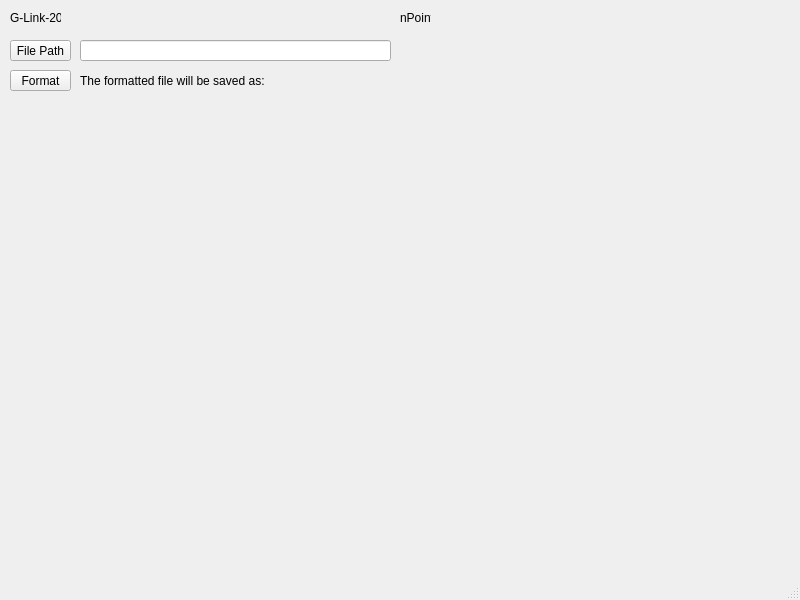
This is mainwindow.ui in wilsjame/accel-sensor-format as Qt 5 draws it before an edit. The edited form follows.
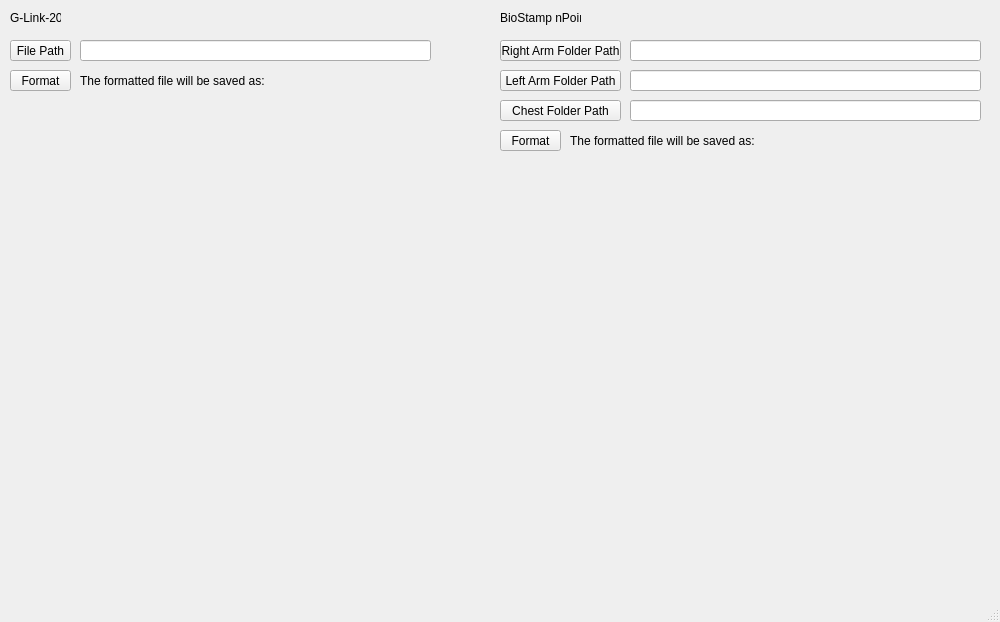
This is the edited form.

Commit message: biostamp: add ui widgets

The edit to the form file:
```diff
--- a/mainwindow.ui
+++ b/mainwindow.ui
@@ -6,8 +6,8 @@
    <rect>
     <x>0</x>
     <y>0</y>
-    <width>800</width>
-    <height>600</height>
+    <width>1000</width>
+    <height>622</height>
    </rect>
   </property>
   <property name="windowTitle">
@@ -30,14 +30,14 @@
    <widget class="QLabel" name="label_npoint_title">
     <property name="geometry">
      <rect>
-      <x>400</x>
+      <x>500</x>
       <y>10</y>
-      <width>31</width>
+      <width>81</width>
       <height>16</height>
      </rect>
     </property>
     <property name="text">
-     <string>nPoint</string>
+     <string>BioStamp nPoint</string>
     </property>
    </widget>
    <widget class="QPushButton" name="pushButton_glink_file_path">
@@ -58,7 +58,7 @@
      <rect>
       <x>80</x>
       <y>40</y>
-      <width>311</width>
+      <width>351</width>
       <height>21</height>
      </rect>
     </property>
@@ -89,6 +89,101 @@
      <string>The formatted file will be saved as:</string>
     </property>
    </widget>
+   <widget class="QPushButton" name="pushButton">
+    <property name="geometry">
+     <rect>
+      <x>500</x>
+      <y>40</y>
+      <width>121</width>
+      <height>21</height>
+     </rect>
+    </property>
+    <property name="text">
+     <string>Right Arm Folder Path</string>
+    </property>
+   </widget>
+   <widget class="QPushButton" name="pushButton_2">
+    <property name="geometry">
+     <rect>
+      <x>500</x>
+      <y>70</y>
+      <width>121</width>
+      <height>21</height>
+     </rect>
+    </property>
+    <property name="text">
+     <string>Left Arm Folder Path</string>
+    </property>
+   </widget>
+   <widget class="QPushButton" name="pushButton_3">
+    <property name="geometry">
+     <rect>
+      <x>500</x>
+      <y>100</y>
+      <width>121</width>
+      <height>21</height>
+     </rect>
+    </property>
+    <property name="text">
+     <string>Chest Folder Path</string>
+    </property>
+   </widget>
+   <widget class="QLineEdit" name="lineEdit">
+    <property name="geometry">
+     <rect>
+      <x>630</x>
+      <y>40</y>
+      <width>351</width>
+      <height>21</height>
+     </rect>
+    </property>
+   </widget>
+   <widget class="QLineEdit" name="lineEdit_2">
+    <property name="geometry">
+     <rect>
+      <x>630</x>
+      <y>70</y>
+      <width>351</width>
+      <height>21</height>
+     </rect>
+    </property>
+   </widget>
+   <widget class="QLineEdit" name="lineEdit_3">
+    <property name="geometry">
+     <rect>
+      <x>630</x>
+      <y>100</y>
+      <width>351</width>
+      <height>21</height>
+     </rect>
+    </property>
+   </widget>
+   <widget class="QPushButton" name="pushButton_4">
+    <property name="geometry">
+     <rect>
+      <x>500</x>
+      <y>130</y>
+      <width>61</width>
+      <height>21</height>
+     </rect>
+    </property>
+    <property name="text">
+     <string>Format</string>
+    </property>
+   </widget>
+   <widget class="QLabel" name="label">
+    <property name="geometry">
+     <rect>
+      <x>570</x>
+      <y>130</y>
+      <width>411</width>
+      <height>21</height>
+     </rect>
+    </property>
+    <property name="text">
+     <string>The formatted file will be saved as:</string>
+    </property>
+   </widget>
   </widget>
   <widget class="QMenuBar" name="menubar">
    <property name="geometry">
```
Left out of the diff: 2 changed lines with no effect on the pictures.
